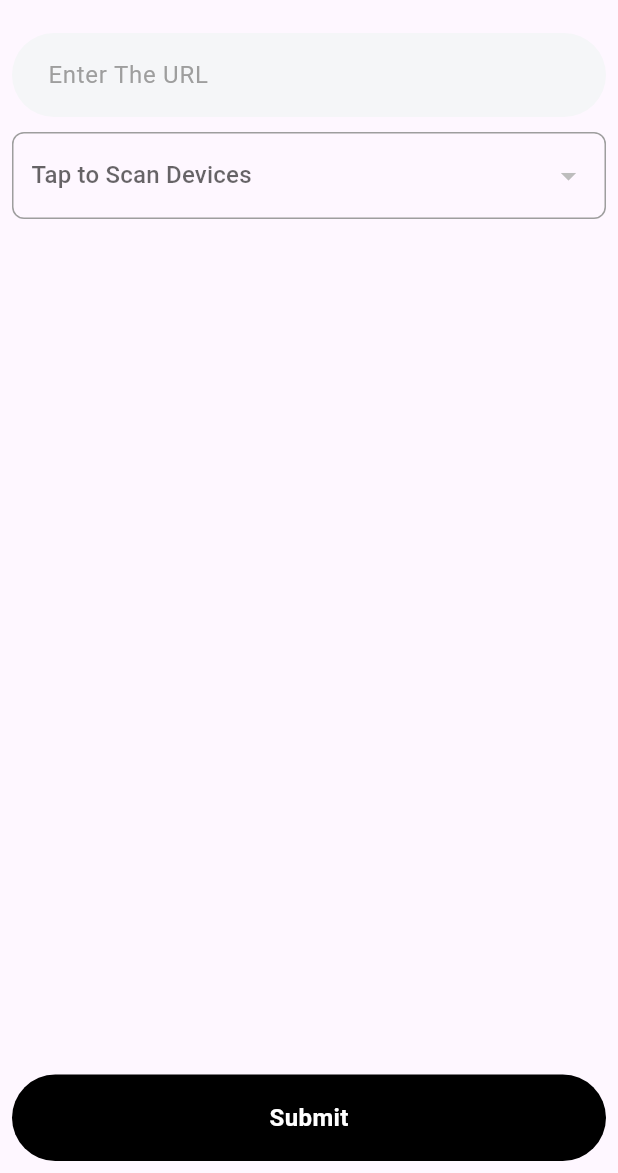
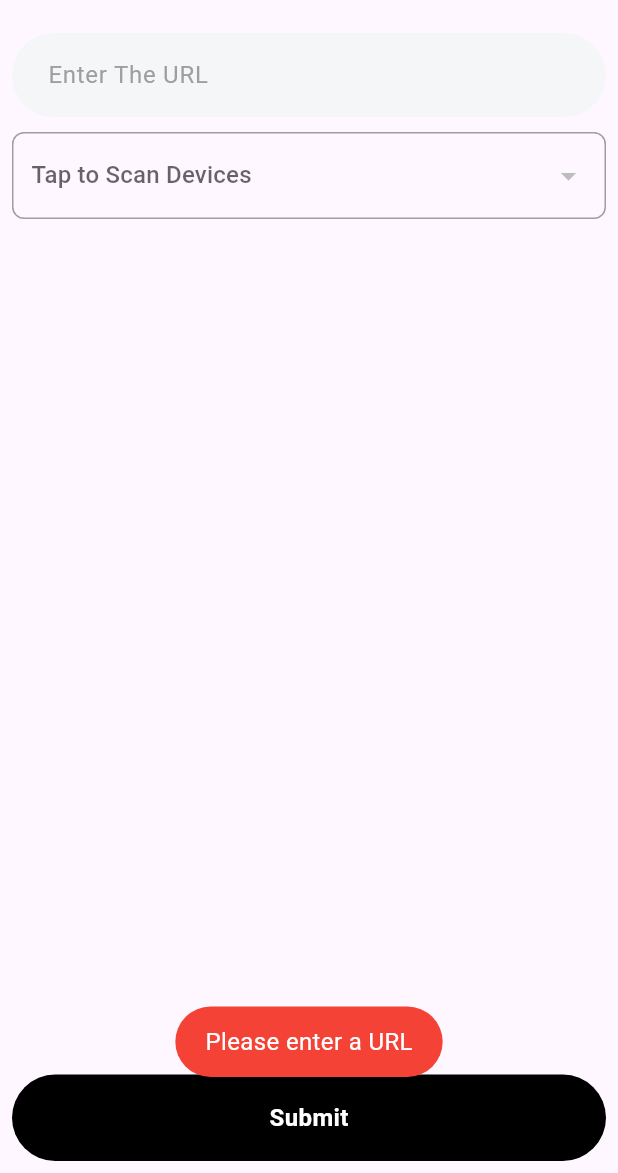
Before and after one commit to mai-alaa/Easy-Browse, a Flutter app: the SettingsScreen screen opened by its route, after a tap on "Submit", on a phone screen of 412 x 824 dp, the part 63-1236 px from its top. Run offline on Flutter 3.47's test engine with Material 3 defaults, Android fonts, the phone set to English and light mode, and no system bars; our stand-ins replace bloc, firebase_auth, firebase_core, flutter_bloc, flutter_blue, flutter_spinkit and 4 more; missing offline and left inert: flutter_facebook_auth, wifi_scan; accounts and stored records are empty.

Commit message:
feat: Add WebView functionality and integrate webview_flutter package

```diff
--- a/lib/config/routes/routes.dart
+++ b/lib/config/routes/routes.dart
@@ -1,16 +1,20 @@
 import 'package:easy_browse/features/login/presentation/screens/login_screen.dart';
 import 'package:easy_browse/features/settings/presentation/screens/settings_screen.dart';
+import 'package:easy_browse/features/settings/presentation/screens/web_view_screen.dart';
 import 'package:flutter/material.dart';
 
 class  AppRouter {
   static const String loginScreen = '/login';
   static const String settingsScreen = '/settings';
+  static const String webViewScreen = '/webview';
 static Route<dynamic> onGenerateRoute(RouteSettings settings){
   switch(settings.name){
     case AppRouter.loginScreen:
       return MaterialPageRoute(builder: (context)=> const LoginScreen());
     case AppRouter.settingsScreen:
       return MaterialPageRoute(builder: (context)=>  SettingsScreen());
+    case AppRouter.webViewScreen:
+      return MaterialPageRoute(builder: (context)=>  WebViewScreen(url: settings.arguments as String));
     default:
       return MaterialPageRoute(builder: (context)=> const LoginScreen());
   }
--- a/lib/features/settings/presentation/screens/settings_screen.dart
+++ b/lib/features/settings/presentation/screens/settings_screen.dart
@@ -1,4 +1,6 @@
+import 'package:easy_browse/config/routes/routes.dart';
 import 'package:easy_browse/core/extentions/int_extentions.dart';
+import 'package:easy_browse/core/utils/common_helper.dart';
 import 'package:easy_browse/core/utils/constants.dart';
 import 'package:easy_browse/features/settings/presentation/widgets/custom_txt_form.dart';
 import 'package:easy_browse/features/settings/presentation/widgets/scan_devices_dropdown.dart';
@@ -16,18 +18,29 @@ class SettingsScreen extends StatelessWidget {
       appBar: AppBar(
         title: const Text('Easy Browse Settings'),
       ),
-      bottomNavigationBar: Padding(
-        padding: const EdgeInsets.all(8.0),
-        child: SubmitButton(onTap: (){}, text: 'Submit', buttonColor: kPrimaryColor, txtColor: kBackgroundColor),
-      ),
+      // bottomNavigationBar: Padding(
+      //   padding: const EdgeInsets.all(8.0),
+      //   child:
+      // ),
       body: Padding(
         padding: const EdgeInsets.all(8.0),
         child: Column(
           children: [
             CustomTextFormFeiled(text: 'Enter The URL', controller: controller),
             10.toHeight,
-            ScanDevices()
+            ScanDevices(),
+            Spacer(),
+            SubmitButton(onTap: (){
+            String url = controller.text.trim();
 
+            if (url.isEmpty) {
+              showToast('Please enter a URL', Colors.red);
+              return;
+            }
+
+
+        Navigator.pushNamed(context, AppRouter.webViewScreen, arguments: controller.text);
+        }, text: 'Submit', buttonColor: kPrimaryColor, txtColor: kBackgroundColor),
 
           ],
         ),
--- /dev/null
+++ b/lib/features/settings/presentation/screens/web_view_screen.dart
@@ -0,0 +1,22 @@
+import 'package:flutter/material.dart';
+import 'package:webview_flutter/webview_flutter.dart';
+
+class WebViewScreen extends StatelessWidget {
+  final String url;
+  const WebViewScreen({super.key, required this.url});
+
+  @override
+  Widget build(BuildContext context) {
+    return Scaffold(
+      appBar: AppBar(
+        title:  Text('View $url'),
+      ),
+      body: WebViewWidget(
+        controller: WebViewController()
+          ..setJavaScriptMode(JavaScriptMode.unrestricted)
+          ..loadRequest(Uri.parse(url)),
+
+        ),
+    );
+  }
+}
--- a/pubspec.yaml
+++ b/pubspec.yaml
@@ -27,6 +27,7 @@ dependencies:
   flutter_facebook_auth: ^6.0.0
   flutter_blue: ^0.8.0
   wifi_scan: ^0.4.1+2
+  webview_flutter: ^4.13.0
 
 
 
```
Also changed, not shown: pubspec.lock, 2 other files.
